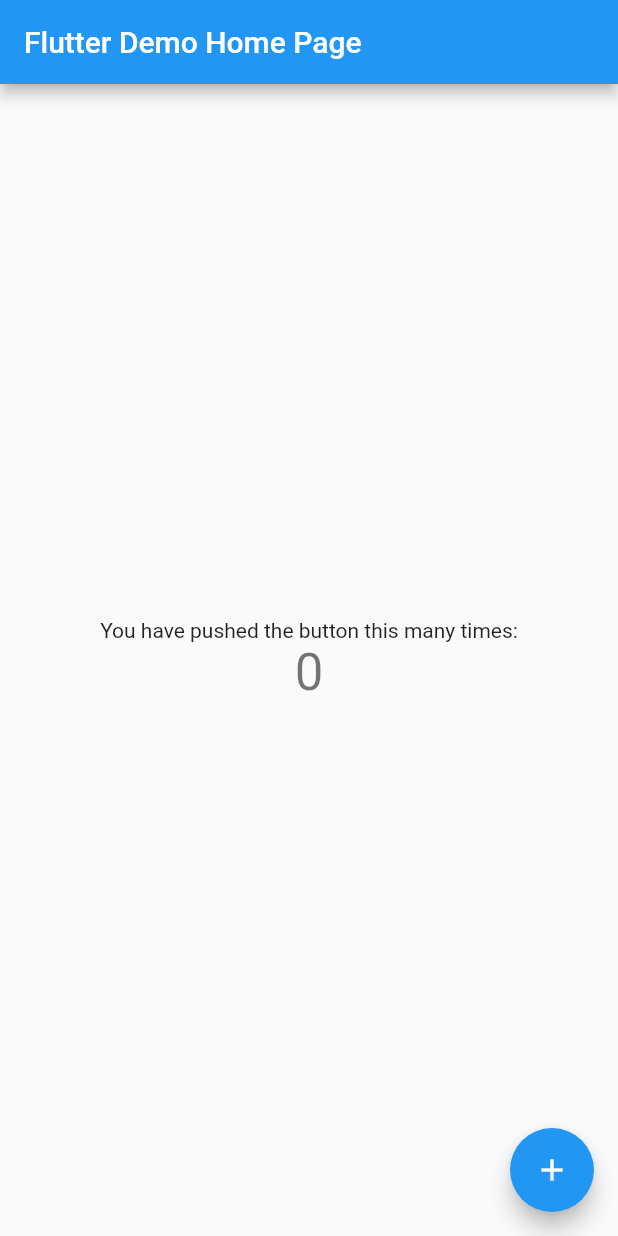
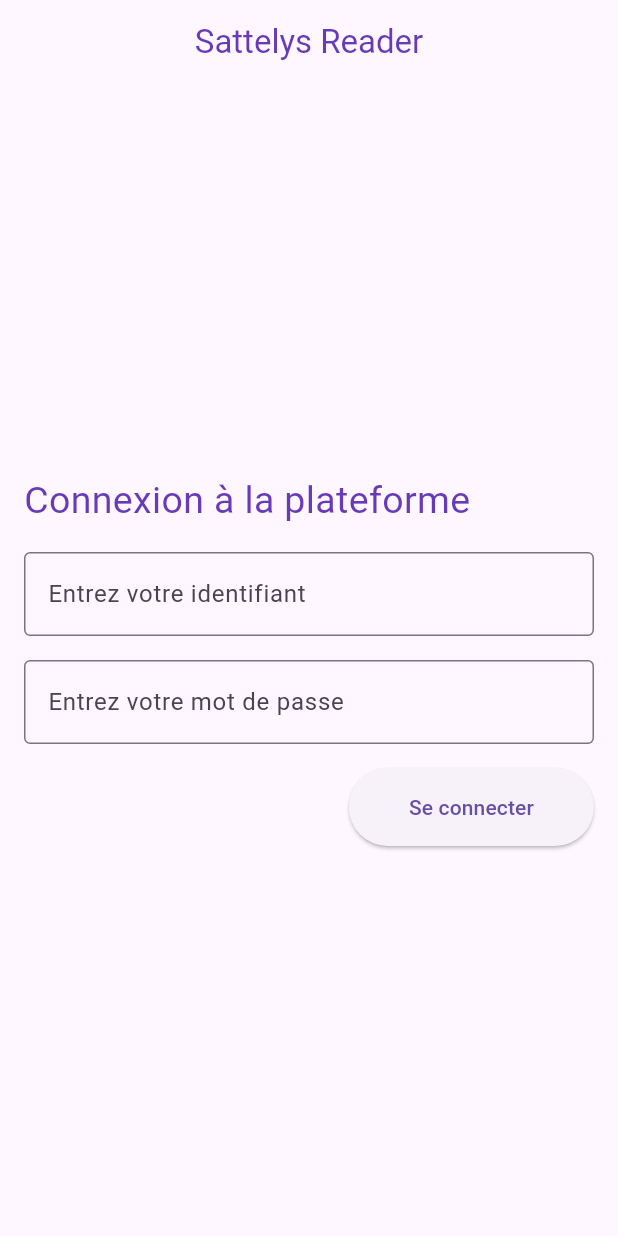
Before and after one commit to Vrock691/EDT-IUT-Perigueux, a Flutter app: the screen it shows after launch, on a phone screen of 412 x 824 dp. Run offline on Flutter 3.47's test engine with Material 2 defaults, Android fonts, the phone set to English and light mode, and no system bars.

Commit message:
Login page started

```diff
--- a/lib/main.dart
+++ b/lib/main.dart
@@ -7,109 +7,104 @@ void main() {
 class MyApp extends StatelessWidget {
   const MyApp({super.key});
 
-  // This widget is the root of your application.
   @override
   Widget build(BuildContext context) {
     return MaterialApp(
-      title: 'Flutter Demo',
-      theme: ThemeData(
-        // This is the theme of your application.
-        //
-        // Try running your application with "flutter run". You'll see the
-        // application has a blue toolbar. Then, without quitting the app, try
-        // changing the primarySwatch below to Colors.green and then invoke
-        // "hot reload" (press "r" in the console where you ran "flutter run",
-        // or simply save your changes to "hot reload" in a Flutter IDE).
-        // Notice that the counter didn't reset back to zero; the application
-        // is not restarted.
-        primarySwatch: Colors.blue,
-      ),
-      home: const MyHomePage(title: 'Flutter Demo Home Page'),
+      title: 'Sattelys Reader',
+      theme: ThemeData(primarySwatch: Colors.deepPurple, useMaterial3: true),
+      home: const LoginPage(title: 'Sattelys Reader'),
     );
   }
 }
 
-class MyHomePage extends StatefulWidget {
-  const MyHomePage({super.key, required this.title});
-
-  // This widget is the home page of your application. It is stateful, meaning
-  // that it has a State object (defined below) that contains fields that affect
-  // how it looks.
-
-  // This class is the configuration for the state. It holds the values (in this
-  // case the title) provided by the parent (in this case the App widget) and
-  // used by the build method of the State. Fields in a Widget subclass are
-  // always marked "final".
+class LoginPage extends StatefulWidget {
+  const LoginPage({super.key, required this.title});
 
   final String title;
 
   @override
-  State<MyHomePage> createState() => _MyHomePageState();
+  State<LoginPage> createState() => _LoginPageState();
 }
 
-class _MyHomePageState extends State<MyHomePage> {
-  int _counter = 0;
-
-  void _incrementCounter() {
-    setState(() {
-      // This call to setState tells the Flutter framework that something has
-      // changed in this State, which causes it to rerun the build method below
-      // so that the display can reflect the updated values. If we changed
-      // _counter without calling setState(), then the build method would not be
-      // called again, and so nothing would appear to happen.
-      _counter++;
-    });
-  }
+class _LoginPageState extends State<LoginPage> {
+  final _formKey = GlobalKey<FormState>();
 
   @override
   Widget build(BuildContext context) {
-    // This method is rerun every time setState is called, for instance as done
-    // by the _incrementCounter method above.
-    //
-    // The Flutter framework has been optimized to make rerunning build methods
-    // fast, so that you can just rebuild anything that needs updating rather
-    // than having to individually change instances of widgets.
     return Scaffold(
       appBar: AppBar(
-        // Here we take the value from the MyHomePage object that was created by
-        // the App.build method, and use it to set our appbar title.
-        title: Text(widget.title),
+        title: const Text(
+          'Sattelys Reader',
+          style: TextStyle(color: Colors.deepPurple),
         ),
-      body: Center(
-        // Center is a layout widget. It takes a single child and positions it
-        // in the middle of the parent.
+        centerTitle: true,
+      ),
+      body: Column(
+        crossAxisAlignment: CrossAxisAlignment.start,
+        mainAxisAlignment: MainAxisAlignment.center,
+        children: [
+          Padding(
+            padding: const EdgeInsets.all(16.0),
+            child: Form(
+              key: _formKey,
               child: Column(
-          // Column is also a layout widget. It takes a list of children and
-          // arranges them vertically. By default, it sizes itself to fit its
-          // children horizontally, and tries to be as tall as its parent.
-          //
-          // Invoke "debug painting" (press "p" in the console, choose the
-          // "Toggle Debug Paint" action from the Flutter Inspector in Android
-          // Studio, or the "Toggle Debug Paint" command in Visual Studio Code)
-          // to see the wireframe for each widget.
-          //
-          // Column has various properties to control how it sizes itself and
-          // how it positions its children. Here we use mainAxisAlignment to
-          // center the children vertically; the main axis here is the vertical
-          // axis because Columns are vertical (the cross axis would be
-          // horizontal).
-          mainAxisAlignment: MainAxisAlignment.center,
+                crossAxisAlignment: CrossAxisAlignment.start,
                 children: <Widget>[
                   const Text(
-              'You have pushed the button this many times:',
+                    'Connexion à la plateforme',
+                    style: TextStyle(color: Colors.deepPurple, fontSize: 25),
                   ),
-            Text(
-              '$_counter',
-              style: Theme.of(context).textTheme.headline4,
+                  const Padding(padding: EdgeInsets.all(8.0)),
+                  TextFormField(
+                    decoration: const InputDecoration(
+                      border: OutlineInputBorder(),
+                      hintText: 'Entrez votre identifiant',
+                    ),
+                    validator: (value) {
+                      if (value == null || value.isEmpty) {
+                        return 'Veuillez entrer votre identifiant';
+                      }
+                      return null;
+                    },
+                  ),
+                  const Padding(padding: EdgeInsets.all(8.0)),
+                  TextFormField(
+                    decoration: const InputDecoration(
+                      border: OutlineInputBorder(),
+                      hintText: 'Entrez votre mot de passe',
+                    ),
+                    validator: (value) {
+                      if (value == null || value.isEmpty) {
+                        return 'Veuillez entrer votre mot de passe';
+                      }
+                      return null;
+                    },
+                  ),
+                  const Padding(padding: EdgeInsets.all(8.0)),
+                  Row(
+                    mainAxisAlignment: MainAxisAlignment.end,
+                    children: [
+                      ElevatedButton(
+                        onPressed: () {
+                          if (_formKey.currentState!.validate()) {
+                            ScaffoldMessenger.of(context).showSnackBar(
+                              const SnackBar(content: Text('Processing Data')),
+                            );
+                          }
+                        },
+                        child: const Padding(
+                          padding: EdgeInsets.all(16.0),
+                          child: Text('Se connecter'),
+                        ),
+                      ),
+                    ],
                   ),
                 ],
               ),
             ),
-      floatingActionButton: FloatingActionButton(
-        onPressed: _incrementCounter,
-        tooltip: 'Increment',
-        child: const Icon(Icons.add),
-      ), // This trailing comma makes auto-formatting nicer for build methods.
+          ),
+        ],
+      ),
     );
   }
 }
```
Lines whose indentation alone changed are shown as unchanged.
